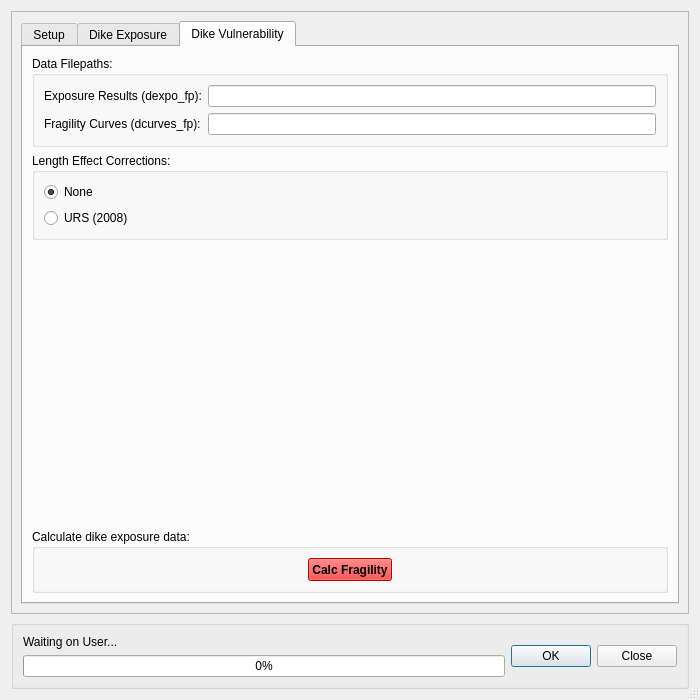
Qt form canflood/misc/dikes/dikes.ui (NRCan/CanFlood) before a commit.
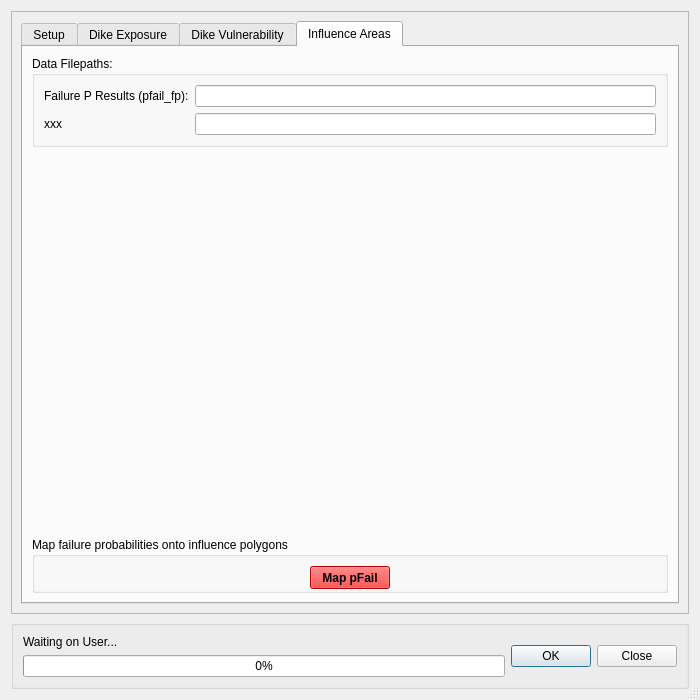
The same form after that commit. Custom widgets are drawn as their Qt base class.

Commit message: cleanup errors and DVuln

Diff of the .ui file:
```diff
--- a/canflood/misc/dikes/dikes.ui
+++ b/canflood/misc/dikes/dikes.ui
@@ -53,7 +53,7 @@
        <item>
         <widget class="QTabWidget" name="tabWidget">
          <property name="currentIndex">
-          <number>2</number>
+          <number>3</number>
          </property>
          <widget class="QWidget" name="tab_setup">
           <attribute name="title">
@@ -1335,7 +1335,7 @@
               <item>
                <widget class="QRadioButton" name="radioButton_v_lfx_urs">
                 <property name="text">
-                 <string>URS (2008)</string>
+                 <string>URS (2007)</string>
                 </property>
                 <attribute name="buttonGroup">
                  <string notr="true">buttonGroup_v_lfx</string>
@@ -1373,7 +1373,7 @@
               </size>
              </property>
              <property name="title">
-              <string>Calculate dike exposure data:</string>
+              <string>Calculate failure probabilities:</string>
              </property>
              <layout class="QVBoxLayout" name="verticalLayout_23">
               <item alignment="Qt::AlignHCenter">
@@ -1821,6 +1821,522 @@
            </item>
           </layout>
          </widget>
+         <widget class="QWidget" name="tab_2">
+          <attribute name="title">
+           <string>Influence Areas</string>
+          </attribute>
+          <layout class="QVBoxLayout" name="verticalLayout_10">
+           <item>
+            <widget class="QGroupBox" name="groupBox_9">
+             <property name="sizePolicy">
+              <sizepolicy hsizetype="Preferred" vsizetype="Fixed">
+               <horstretch>0</horstretch>
+               <verstretch>0</verstretch>
+              </sizepolicy>
+             </property>
+             <property name="title">
+              <string>Data Filepaths:</string>
+             </property>
+             <layout class="QFormLayout" name="formLayout_3">
+              <item row="1" column="1">
+               <widget class="QLineEdit" name="lineEdit_v_ifz_pfail_fp"/>
+              </item>
+              <item row="1" column="0">
+               <widget class="QLabel" name="label_14">
+                <property name="text">
+                 <string>Failure P Results (pfail_fp):</string>
+                </property>
+               </widget>
+              </item>
+              <item row="2" column="0">
+               <widget class="QLabel" name="label_15">
+                <property name="text">
+                 <string>xxx</string>
+                </property>
+               </widget>
+              </item>
+              <item row="2" column="1">
+               <widget class="QLineEdit" name="lineEdit_v_dcurves_fp_2"/>
+              </item>
+             </layout>
+            </widget>
+           </item>
+           <item>
+            <spacer name="verticalSpacer_5">
+             <property name="orientation">
+              <enum>Qt::Vertical</enum>
+             </property>
+             <property name="sizeHint" stdset="0">
+              <size>
+               <width>20</width>
+               <height>394</height>
+              </size>
+             </property>
+            </spacer>
+           </item>
+           <item>
+            <widget class="QGroupBox" name="groupBox_17">
+             <property name="sizePolicy">
+              <sizepolicy hsizetype="Preferred" vsizetype="Fixed">
+               <horstretch>0</horstretch>
+               <verstretch>0</verstretch>
+              </sizepolicy>
+             </property>
+             <property name="minimumSize">
+              <size>
+               <width>0</width>
+               <height>56</height>
+              </size>
+             </property>
+             <property name="title">
+              <string>Map failure probabilities onto influence polygons</string>
+             </property>
+             <layout class="QVBoxLayout" name="verticalLayout_24">
+              <item alignment="Qt::AlignHCenter">
+               <widget class="QPushButton" name="pushButton_vuln_run_2">
+                <property name="sizePolicy">
+                 <sizepolicy hsizetype="Fixed" vsizetype="Fixed">
+                  <horstretch>0</horstretch>
+                  <verstretch>0</verstretch>
+                 </sizepolicy>
+                </property>
+                <property name="minimumSize">
+                 <size>
+                  <width>0</width>
+                  <height>23</height>
+                 </size>
+                </property>
+                <property name="palette">
+                 <palette>
+                  <active>
+                   <colorrole role="WindowText">
+                    <brush brushstyle="SolidPattern">
+                     <color alpha="255">
+                      <red>0</red>
+                      <green>0</green>
+                      <blue>0</blue>
+                     </color>
+                    </brush>
+                   </colorrole>
+                   <colorrole role="Button">
+                    <brush brushstyle="SolidPattern">
+                     <color alpha="255">
+                      <red>255</red>
+                      <green>0</green>
+                      <blue>0</blue>
+                     </color>
+                    </brush>
+                   </colorrole>
+                   <colorrole role="Light">
+                    <brush brushstyle="SolidPattern">
+                     <color alpha="255">
+                      <red>255</red>
+                      <green>127</green>
+                      <blue>127</blue>
+                     </color>
+                    </brush>
+                   </colorrole>
+                   <colorrole role="Midlight">
+                    <brush brushstyle="SolidPattern">
+                     <color alpha="255">
+                      <red>255</red>
+                      <green>63</green>
+                      <blue>63</blue>
+                     </color>
+                    </brush>
+                   </colorrole>
+                   <colorrole role="Dark">
+                    <brush brushstyle="SolidPattern">
+                     <color alpha="255">
+                      <red>127</red>
+                      <green>0</green>
+                      <blue>0</blue>
+                     </color>
+                    </brush>
+                   </colorrole>
+                   <colorrole role="Mid">
+                    <brush brushstyle="SolidPattern">
+                     <color alpha="255">
+                      <red>170</red>
+                      <green>0</green>
+                      <blue>0</blue>
+                     </color>
+                    </brush>
+                   </colorrole>
+                   <colorrole role="Text">
+                    <brush brushstyle="SolidPattern">
+                     <color alpha="255">
+                      <red>0</red>
+                      <green>0</green>
+                      <blue>0</blue>
+                     </color>
+                    </brush>
+                   </colorrole>
+                   <colorrole role="BrightText">
+                    <brush brushstyle="SolidPattern">
+                     <color alpha="255">
+                      <red>255</red>
+                      <green>255</green>
+                      <blue>255</blue>
+                     </color>
+                    </brush>
+                   </colorrole>
+                   <colorrole role="ButtonText">
+                    <brush brushstyle="SolidPattern">
+                     <color alpha="255">
+                      <red>0</red>
+                      <green>0</green>
+                      <blue>0</blue>
+                     </color>
+                    </brush>
+                   </colorrole>
+                   <colorrole role="Base">
+                    <brush brushstyle="SolidPattern">
+                     <color alpha="255">
+                      <red>255</red>
+                      <green>255</green>
+                      <blue>255</blue>
+                     </color>
+                    </brush>
+                   </colorrole>
+                   <colorrole role="Window">
+                    <brush brushstyle="SolidPattern">
+                     <color alpha="255">
+                      <red>255</red>
+                      <green>0</green>
+                      <blue>0</blue>
+                     </color>
+                    </brush>
+                   </colorrole>
+                   <colorrole role="Shadow">
+                    <brush brushstyle="SolidPattern">
+                     <color alpha="255">
+                      <red>0</red>
+                      <green>0</green>
+                      <blue>0</blue>
+                     </color>
+                    </brush>
+                   </colorrole>
+                   <colorrole role="AlternateBase">
+                    <brush brushstyle="SolidPattern">
+                     <color alpha="255">
+                      <red>255</red>
+                      <green>127</green>
+                      <blue>127</blue>
+                     </color>
+                    </brush>
+                   </colorrole>
+                   <colorrole role="ToolTipBase">
+                    <brush brushstyle="SolidPattern">
+                     <color alpha="255">
+                      <red>255</red>
+                      <green>255</green>
+                      <blue>220</blue>
+                     </color>
+                    </brush>
+                   </colorrole>
+                   <colorrole role="ToolTipText">
+                    <brush brushstyle="SolidPattern">
+                     <color alpha="255">
+                      <red>0</red>
+                      <green>0</green>
+                      <blue>0</blue>
+                     </color>
+                    </brush>
+                   </colorrole>
+                  </active>
+                  <inactive>
+                   <colorrole role="WindowText">
+                    <brush brushstyle="SolidPattern">
+                     <color alpha="255">
+                      <red>0</red>
+                      <green>0</green>
+                      <blue>0</blue>
+                     </color>
+                    </brush>
+                   </colorrole>
+                   <colorrole role="Button">
+                    <brush brushstyle="SolidPattern">
+                     <color alpha="255">
+                      <red>255</red>
+                      <green>0</green>
+                      <blue>0</blue>
+                     </color>
+                    </brush>
+                   </colorrole>
+                   <colorrole role="Light">
+                    <brush brushstyle="SolidPattern">
+                     <color alpha="255">
+                      <red>255</red>
+                      <green>127</green>
+                      <blue>127</blue>
+                     </color>
+                    </brush>
+                   </colorrole>
+                   <colorrole role="Midlight">
+                    <brush brushstyle="SolidPattern">
+                     <color alpha="255">
+                      <red>255</red>
+                      <green>63</green>
+                      <blue>63</blue>
+                     </color>
+                    </brush>
+                   </colorrole>
+                   <colorrole role="Dark">
+                    <brush brushstyle="SolidPattern">
+                     <color alpha="255">
+                      <red>127</red>
+                      <green>0</green>
+                      <blue>0</blue>
+                     </color>
+                    </brush>
+                   </colorrole>
+                   <colorrole role="Mid">
+                    <brush brushstyle="SolidPattern">
+                     <color alpha="255">
+                      <red>170</red>
+                      <green>0</green>
+                      <blue>0</blue>
+                     </color>
+                    </brush>
+                   </colorrole>
+                   <colorrole role="Text">
+                    <brush brushstyle="SolidPattern">
+                     <color alpha="255">
+                      <red>0</red>
+                      <green>0</green>
+                      <blue>0</blue>
+                     </color>
+                    </brush>
+                   </colorrole>
+                   <colorrole role="BrightText">
+                    <brush brushstyle="SolidPattern">
+                     <color alpha="255">
+                      <red>255</red>
+                      <green>255</green>
+                      <blue>255</blue>
+                     </color>
+                    </brush>
+                   </colorrole>
+                   <colorrole role="ButtonText">
+                    <brush brushstyle="SolidPattern">
+                     <color alpha="255">
+                      <red>0</red>
+                      <green>0</green>
+                      <blue>0</blue>
+                     </color>
+                    </brush>
+                   </colorrole>
+                   <colorrole role="Base">
+                    <brush brushstyle="SolidPattern">
+                     <color alpha="255">
+                      <red>255</red>
+                      <green>255</green>
+                      <blue>255</blue>
+                     </color>
+                    </brush>
+                   </colorrole>
+                   <colorrole role="Window">
+                    <brush brushstyle="SolidPattern">
+                     <color alpha="255">
+                      <red>255</red>
+                      <green>0</green>
+                      <blue>0</blue>
+                     </color>
+                    </brush>
+                   </colorrole>
+                   <colorrole role="Shadow">
+                    <brush brushstyle="SolidPattern">
+                     <color alpha="255">
+                      <red>0</red>
+                      <green>0</green>
+                      <blue>0</blue>
+                     </color>
+                    </brush>
+                   </colorrole>
+                   <colorrole role="AlternateBase">
+                    <brush brushstyle="SolidPattern">
+                     <color alpha="255">
+                      <red>255</red>
+                      <green>127</green>
+                      <blue>127</blue>
+                     </color>
+                    </brush>
+                   </colorrole>
+                   <colorrole role="ToolTipBase">
+                    <brush brushstyle="SolidPattern">
+                     <color alpha="255">
+                      <red>255</red>
+                      <green>255</green>
+                      <blue>220</blue>
+                     </color>
+                    </brush>
+                   </colorrole>
+                   <colorrole role="ToolTipText">
+                    <brush brushstyle="SolidPattern">
+                     <color alpha="255">
+                      <red>0</red>
+                      <green>0</green>
+                      <blue>0</blue>
+                     </color>
+                    </brush>
+                   </colorrole>
+                  </inactive>
+                  <disabled>
+                   <colorrole role="WindowText">
+                    <brush brushstyle="SolidPattern">
+                     <color alpha="255">
+                      <red>127</red>
+                      <green>0</green>
+                      <blue>0</blue>
+                     </color>
+                    </brush>
+                   </colorrole>
+                   <colorrole role="Button">
+                    <brush brushstyle="SolidPattern">
+                     <color alpha="255">
+                      <red>255</red>
+                      <green>0</green>
+                      <blue>0</blue>
+                     </color>
+                    </brush>
+                   </colorrole>
+                   <colorrole role="Light">
+                    <brush brushstyle="SolidPattern">
+                     <color alpha="255">
+                      <red>255</red>
+                      <green>127</green>
+                      <blue>127</blue>
+                     </color>
+                    </brush>
+                   </colorrole>
+                   <colorrole role="Midlight">
+                    <brush brushstyle="SolidPattern">
+                     <color alpha="255">
+                      <red>255</red>
+                      <green>63</green>
+                      <blue>63</blue>
+                     </color>
+                    </brush>
+                   </colorrole>
+                   <colorrole role="Dark">
+                    <brush brushstyle="SolidPattern">
+                     <color alpha="255">
+                      <red>127</red>
+                      <green>0</green>
+                      <blue>0</blue>
+                     </color>
+                    </brush>
+                   </colorrole>
+                   <colorrole role="Mid">
+                    <brush brushstyle="SolidPattern">
+                     <color alpha="255">
+                      <red>170</red>
+                      <green>0</green>
+                      <blue>0</blue>
+                     </color>
+                    </brush>
+                   </colorrole>
+                   <colorrole role="Text">
+                    <brush brushstyle="SolidPattern">
+                     <color alpha="255">
+                      <red>127</red>
+                      <green>0</green>
+                      <blue>0</blue>
+                     </color>
+                    </brush>
+                   </colorrole>
+                   <colorrole role="BrightText">
+                    <brush brushstyle="SolidPattern">
+                     <color alpha="255">
+                      <red>255</red>
+                      <green>255</green>
+                      <blue>255</blue>
+                     </color>
+                    </brush>
+                   </colorrole>
+                   <colorrole role="ButtonText">
+                    <brush brushstyle="SolidPattern">
+                     <color alpha="255">
+                      <red>127</red>
+                      <green>0</green>
+                      <blue>0</blue>
+                     </color>
+                    </brush>
+                   </colorrole>
+                   <colorrole role="Base">
+                    <brush brushstyle="SolidPattern">
+                     <color alpha="255">
+                      <red>255</red>
+                      <green>0</green>
+                      <blue>0</blue>
+                     </color>
+                    </brush>
+                   </colorrole>
+                   <colorrole role="Window">
+                    <brush brushstyle="SolidPattern">
+                     <color alpha="255">
+                      <red>255</red>
+                      <green>0</green>
+                      <blue>0</blue>
+                     </color>
+                    </brush>
+                   </colorrole>
+                   <colorrole role="Shadow">
+                    <brush brushstyle="SolidPattern">
+                     <color alpha="255">
+                      <red>0</red>
+                      <green>0</green>
+                      <blue>0</blue>
+                     </color>
+                    </brush>
+                   </colorrole>
+                   <colorrole role="AlternateBase">
+                    <brush brushstyle="SolidPattern">
+                     <color alpha="255">
+                      <red>255</red>
+                      <green>0</green>
+                      <blue>0</blue>
+                     </color>
+                    </brush>
+                   </colorrole>
+                   <colorrole role="ToolTipBase">
+                    <brush brushstyle="SolidPattern">
+                     <color alpha="255">
+                      <red>255</red>
+                      <green>255</green>
+                      <blue>220</blue>
+                     </color>
+                    </brush>
+                   </colorrole>
+                   <colorrole role="ToolTipText">
+                    <brush brushstyle="SolidPattern">
+                     <color alpha="255">
+                      <red>0</red>
+                      <green>0</green>
+                      <blue>0</blue>
+                     </color>
+                    </brush>
+                   </colorrole>
+                  </disabled>
+                 </palette>
+                </property>
+                <property name="font">
+                 <font>
+                  <weight>75</weight>
+                  <bold>true</bold>
+                 </font>
+                </property>
+                <property name="text">
+                 <string>Map pFail</string>
+                </property>
+               </widget>
+              </item>
+             </layout>
+            </widget>
+           </item>
+          </layout>
+         </widget>
         </widget>
        </item>
       </layout>
```
Left out of the diff: 20 changed lines with no effect on the pictures. The commit also changes 3 other files.
